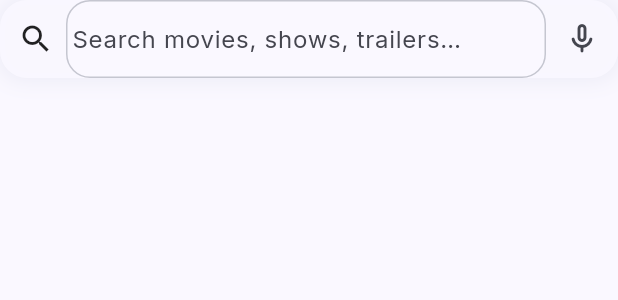
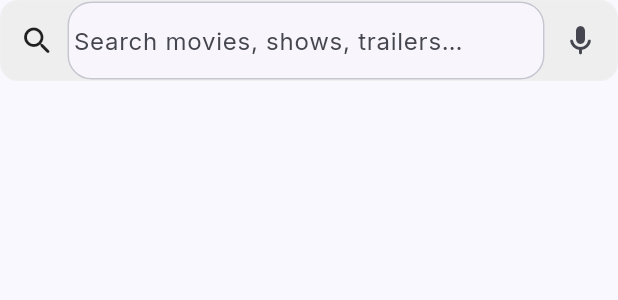
Before and after one commit to onlinecalculatorpro-astro/cinepulse, a Flutter app: the SearchBarInput widget shown alone on an empty page, opened directly, on a phone screen of 412 x 824 dp. Shown: the top 300 px of the screen. Run offline on Flutter 3.47's test engine with Material 3 defaults, Android fonts, the light colour scheme and no system bars; our stand-ins replace cached_network_image, connectivity_plus, google_fonts, share_plus, shared_preferences; accounts and stored records are empty; network calls fail; statements that could not run were skipped.

Commit message:
Update search_bar.dart

```diff
--- a/lib/features/home/widgets/search_bar.dart
+++ b/lib/features/home/widgets/search_bar.dart
@@ -23,7 +23,7 @@ class _SearchBarInputState extends State<SearchBarInput> {
       widget.controller ?? TextEditingController();
 
   bool _offline = false;
-  StreamSubscription<List<ConnectivityResult>>? _connSub;
+  StreamSubscription? _connSub;
 
   List<String> _recents = const [];
   Timer? _recentDebounce;
@@ -36,13 +36,14 @@ class _SearchBarInputState extends State<SearchBarInput> {
 
     _loadRecents();
 
-    _connSub = Connectivity().onConnectivityChanged.listen((results) {
-      final hasNetwork = results.any((r) => r != ConnectivityResult.none);
+    // Connectivity (robust to plugin API differences)
+    _connSub = Connectivity().onConnectivityChanged.listen((event) {
+      final hasNetwork = _hasNetworkFrom(event);
       if (mounted) setState(() => _offline = !hasNetwork);
     });
     () async {
-      final results = await Connectivity().checkConnectivity();
-      final hasNetwork = results.any((r) => r != ConnectivityResult.none);
+      final initial = await Connectivity().checkConnectivity();
+      final hasNetwork = _hasNetworkFrom(initial);
       if (mounted) setState(() => _offline = !hasNetwork);
     }();
   }
@@ -61,23 +62,31 @@ class _SearchBarInputState extends State<SearchBarInput> {
     super.dispose();
   }
 
+  bool _hasNetworkFrom(dynamic event) {
+    if (event is ConnectivityResult) return event != ConnectivityResult.none;
+    if (event is List<ConnectivityResult>) {
+      return event.any((r) => r != ConnectivityResult.none);
+    }
+    return true;
+  }
+
   Future<void> _loadRecents() async {
     try {
       final list = await RecentQueriesStore.instance.list();
       if (mounted) setState(() => _recents = list);
     } catch (_) {
-      // ignore silently; suggestions are optional
+      // suggestions are optional; ignore errors
     }
   }
 
   void _onChanged() {
-    // Hide suggestions when typing; show when empty & focused.
+    // Show recents when empty & focused; hide when typing
     if (_c.text.trim().isEmpty && _focus.hasFocus) {
       _showOverlay();
     } else {
       _hideOverlay();
     }
-    // No network calls here: HomeScreen already listens & debounces the controller.
+    // Home screen listens to the controller for filtering; no extra calls here.
   }
 
   void _onFocus() {
@@ -89,8 +98,12 @@ class _SearchBarInputState extends State<SearchBarInput> {
   }
 
   void _showOverlay() {
-    _overlay ??= _buildOverlay();
-    Overlay.of(context, debugRequiredFor: widget)?.insert(_overlay!);
+    if (_overlay != null) return;
+    _overlay = _buildOverlay();
+    final overlay = Overlay.of(context);
+    if (overlay != null && _overlay != null) {
+      overlay.insert(_overlay!);
+    }
   }
 
   void _hideOverlay() {
@@ -101,26 +114,22 @@ class _SearchBarInputState extends State<SearchBarInput> {
   OverlayEntry _buildOverlay() {
     final theme = Theme.of(context);
     final cs = theme.colorScheme;
-    // Cap the list to ~8 items for sanity
     final items = _recents.take(8).toList(growable: false);
 
     return OverlayEntry(
-      builder: (context) => Positioned.fill(
-        child: CompositedTransformFollower(
+      builder: (context) => CompositedTransformFollower(
         link: _link,
         showWhenUnlinked: false,
-          offset: const Offset(0, 52), // just below the field
-          child: Align(
-            alignment: Alignment.topCenter,
-            child: FractionallySizedBox(
-              widthFactor: 1.0,
+        offset: const Offset(0, 56), // below the field
         child: Material(
-                elevation: 6,
+          elevation: 8,
           color: cs.surface,
           surfaceTintColor: cs.surfaceTint,
           borderRadius: BorderRadius.circular(14),
           child: ConstrainedBox(
-                  constraints: const BoxConstraints(maxHeight: 360),
+            constraints: const BoxConstraints(maxWidth: 720, maxHeight: 360),
+            child: SizedBox(
+              width: MediaQuery.of(context).size.width, // expand; container clamps
               child: items.isEmpty
                   ? _SuggestionsEmpty(onClearAll: () async {
                       await RecentQueriesStore.instance.clear();
@@ -135,14 +144,18 @@ class _SearchBarInputState extends State<SearchBarInput> {
                         return ListTile(
                           dense: true,
                           leading: const Icon(Icons.history),
-                              title: Text(q, maxLines: 1, overflow: TextOverflow.ellipsis),
+                          title: Text(
+                            q,
+                            maxLines: 1,
+                            overflow: TextOverflow.ellipsis,
+                          ),
                           trailing: IconButton(
                             tooltip: 'Remove',
                             icon: const Icon(Icons.close_rounded),
                             onPressed: () async {
                               await RecentQueriesStore.instance.remove(q);
                               await _loadRecents();
-                                  // Rebuild overlay smoothly
+                              // Recreate overlay to reflect the list smoothly
                               _hideOverlay();
                               if (_focus.hasFocus && _c.text.trim().isEmpty) {
                                 _showOverlay();
@@ -151,7 +164,8 @@ class _SearchBarInputState extends State<SearchBarInput> {
                           ),
                           onTap: () {
                             _c.text = q;
-                                _c.selection = TextSelection.collapsed(offset: _c.text.length);
+                            _c.selection =
+                                TextSelection.collapsed(offset: _c.text.length);
                             _hideOverlay();
                           },
                         );
@@ -162,8 +176,6 @@ class _SearchBarInputState extends State<SearchBarInput> {
                         color: cs.outlineVariant.withOpacity(0.5),
                       ),
                       itemCount: items.length,
-                        ),
-                ),
                     ),
             ),
           ),
@@ -182,35 +194,33 @@ class _SearchBarInputState extends State<SearchBarInput> {
       await _loadRecents();
     });
     _hideOverlay();
-    // HomeScreen is already listening to controller changes; nothing else to do.
   }
 
   @override
   Widget build(BuildContext context) {
     final scheme = Theme.of(context).colorScheme;
-
+    final isDark = Theme.of(context).brightness == Brightness.dark;
     final hasText = _c.text.trim().isNotEmpty;
 
     return CompositedTransformTarget(
       link: _link,
       child: Container(
         decoration: BoxDecoration(
-          color: scheme.surface.withOpacity(0.92),
-          borderRadius: BorderRadius.circular(18),
-          boxShadow: [
-            BoxShadow(
-              color: scheme.primary.withOpacity(0.08),
-              blurRadius: 12,
-              spreadRadius: 2,
+          color: isDark
+              ? const Color(0xFF1e293b).withOpacity(0.6)
+              : Colors.grey[200],
+          borderRadius: BorderRadius.circular(12),
+          border: Border.all(
+            color: Colors.white.withOpacity(0.08),
+            width: 1,
           ),
-          ],
         ),
         child: Row(
           children: [
             const SizedBox(width: 8),
             const Padding(
               padding: EdgeInsets.only(left: 4.0),
-              child: Icon(Icons.search),
+              child: Icon(Icons.search_rounded),
             ),
             const SizedBox(width: 8),
             Expanded(
@@ -222,7 +232,8 @@ class _SearchBarInputState extends State<SearchBarInput> {
                 decoration: const InputDecoration(
                   hintText: 'Search movies, shows, trailers…',
                   border: InputBorder.none,
-                  contentPadding: EdgeInsets.symmetric(horizontal: 0, vertical: 14),
+                  contentPadding:
+                      EdgeInsets.symmetric(horizontal: 0, vertical: 14),
                 ),
               ),
             ),
@@ -231,7 +242,8 @@ class _SearchBarInputState extends State<SearchBarInput> {
                 message: 'Offline',
                 child: Padding(
                   padding: const EdgeInsets.symmetric(horizontal: 4),
-                  child: Icon(Icons.cloud_off, color: scheme.onSurfaceVariant),
+                  child:
+                      Icon(Icons.cloud_off, color: scheme.onSurfaceVariant),
                 ),
               ),
             if (hasText)
@@ -240,14 +252,16 @@ class _SearchBarInputState extends State<SearchBarInput> {
                 icon: const Icon(Icons.close_rounded),
                 onPressed: () {
                   _c.clear();
+                  if (_focus.hasFocus) {
                     _showOverlay(); // show recents again
+                  }
                 },
               )
             else
               IconButton(
                 tooltip: 'Voice (coming soon)',
                 onPressed: () {},
-                icon: const Icon(Icons.mic_none_rounded),
+                icon: const Icon(Icons.mic_rounded),
               ),
           ],
         ),
@@ -269,7 +283,7 @@ class _SuggestionsEmpty extends StatelessWidget {
       padding: const EdgeInsets.symmetric(horizontal: 12, vertical: 14),
       child: Row(
         children: [
-          Icon(Icons.search, color: cs.onSurfaceVariant),
+          Icon(Icons.search_rounded, color: cs.onSurfaceVariant),
           const SizedBox(width: 10),
           Expanded(
             child: Text(
```
Lines whose indentation alone changed are shown as unchanged.
